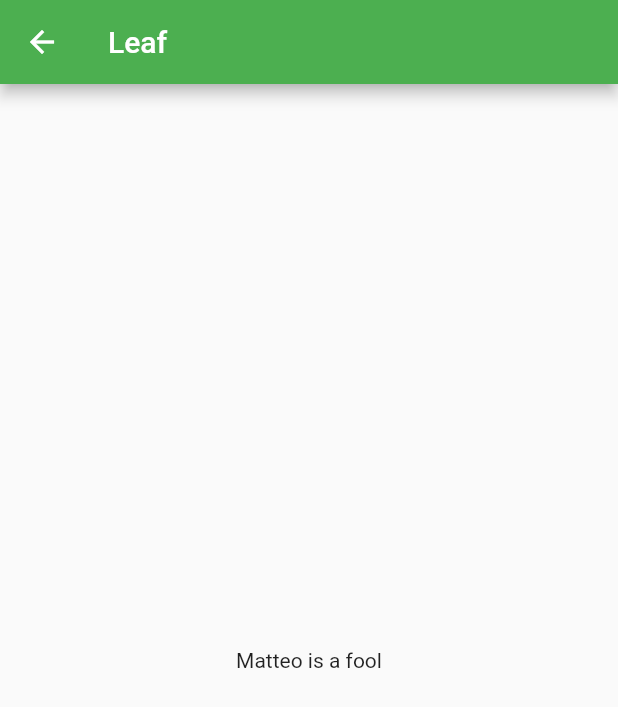
After one commit to hossam-zaki/leafSocial, a Flutter app: the screen it shows after launch, after a tap on "Hossam Zaki", on a phone screen of 412 x 824 dp. The commit adds this screen. Shown: the top 707 px of the screen. Run offline on Flutter 3.47's test engine with Material 2 defaults, Android fonts, the phone set to English and light mode, and no system bars.

Commit message:
added post page placeholder

```diff
--- /dev/null
+++ b/lib/view/pages/post_page.dart
@@ -0,0 +1,25 @@
+import 'package:flutter/material.dart';
+
+class PostPage extends StatelessWidget {
+  const PostPage({Key key}) : super(key: key);
+
+  @override
+  Widget build(BuildContext context) {
+    return Scaffold(
+      appBar: AppBar(
+        title: Text("Leaf"),
+      ),
+      body: Center(
+        child: Text("Matteo is a fool"),
+      ),
+    );
+    // return Scaffold(
+    //   appBar: AppBar(
+    //     title: Text("Leaf"),
+    //   ),
+    //   body: Center(
+    //     child: Text("Hello world!"),
+    //   ),
+    // );
+  }
+}
--- a/lib/view/widgets/post_card.dart
+++ b/lib/view/widgets/post_card.dart
@@ -1,5 +1,6 @@
 import 'package:flutter/material.dart';
 import 'package:leaf/helper/demo_values.dart';
+import 'package:leaf/view/pages/post_page.dart';
 import 'package:leaf/view/presentation/themes.dart';
 
 class PostCard extends StatelessWidget {
@@ -7,7 +8,15 @@ class PostCard extends StatelessWidget {
 
   @override
   Widget build(BuildContext context) {
-    return AspectRatio(
+    return GestureDetector(
+      onTap: () {
+        Navigator.push(context,
+            MaterialPageRoute(builder: (BuildContext context) {
+          //screens and pages are called routes
+          return PostPage();
+        }));
+      },
+      child: AspectRatio(
         aspectRatio: 6 / 3,
         child: Card(
           //this is the feed card
@@ -22,6 +31,7 @@ class PostCard extends StatelessWidget {
                 Divider(color: Colors.grey),
                 _Post(),
               ],
+            ),
           ),
         ),
       ),
```
Lines whose indentation alone changed are shown as unchanged.
